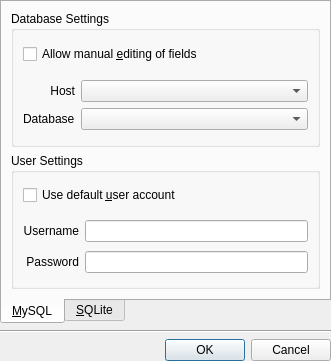
The window that ui/dblogin.ui (pwizard2/robojournal) describes before a commit, drawn with Qt 5.
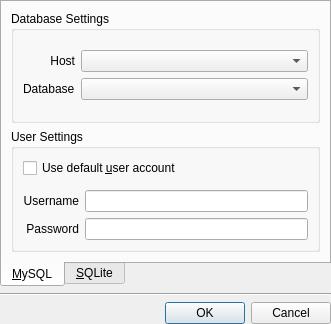
The same window after the commit. Icons and pictures are not drawn.

The edit to the form file:
```diff
--- a/ui/dblogin.ui
+++ b/ui/dblogin.ui
@@ -7,7 +7,7 @@
     <x>0</x>
     <y>0</y>
     <width>331</width>
-    <height>361</height>
+    <height>324</height>
    </rect>
   </property>
   <property name="windowTitle">
@@ -56,29 +56,6 @@
           <string>Database Settings</string>
          </property>
          <layout class="QVBoxLayout" name="verticalLayout_4">
-          <item>
-           <widget class="QCheckBox" name="AllowEditing">
-            <property name="text">
-             <string>Allow manual &amp;editing of fields</string>
-            </property>
-           </widget>
-          </item>
-          <item>
-           <spacer name="verticalSpacer">
-            <property name="orientation">
-             <enum>Qt::Vertical</enum>
-            </property>
-            <property name="sizeType">
-             <enum>QSizePolicy::Fixed</enum>
-            </property>
-            <property name="sizeHint" stdset="0">
-             <size>
-              <width>20</width>
-              <height>6</height>
-             </size>
-            </property>
-           </spacer>
-          </item>
           <item>
            <layout class="QGridLayout" name="gridLayout" columnstretch="0,1">
             <item row="0" column="0">
```
